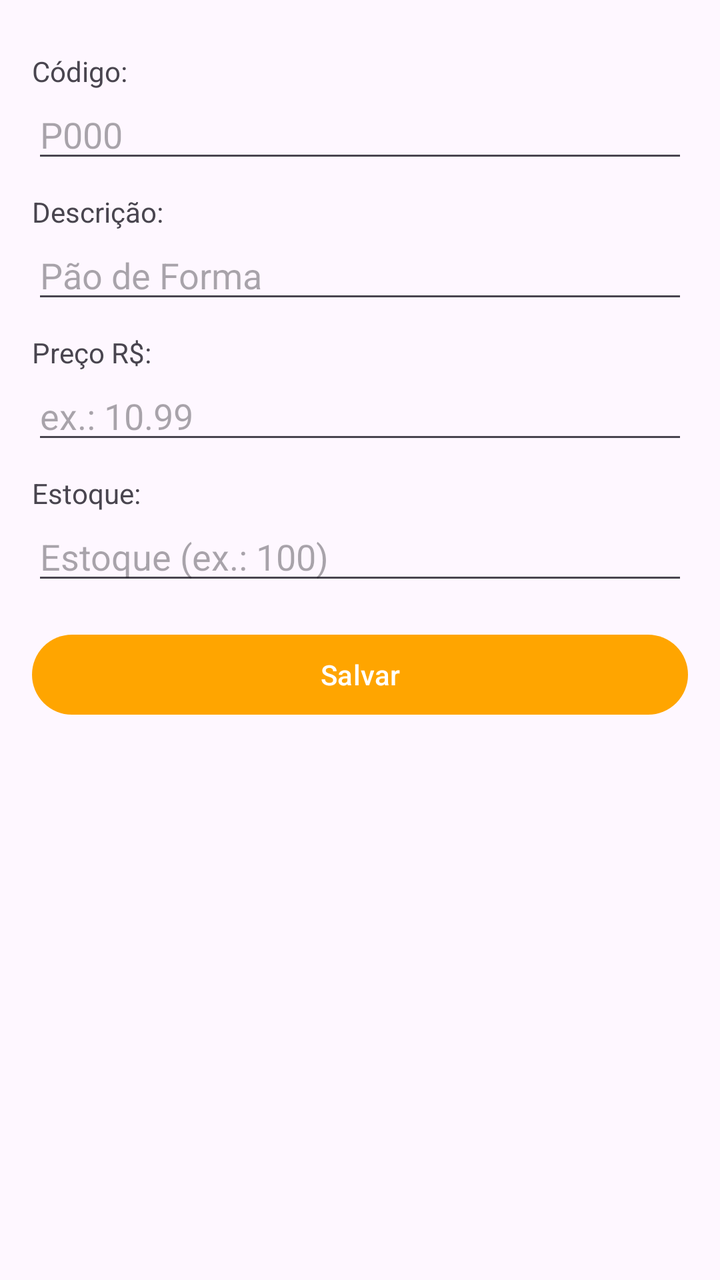
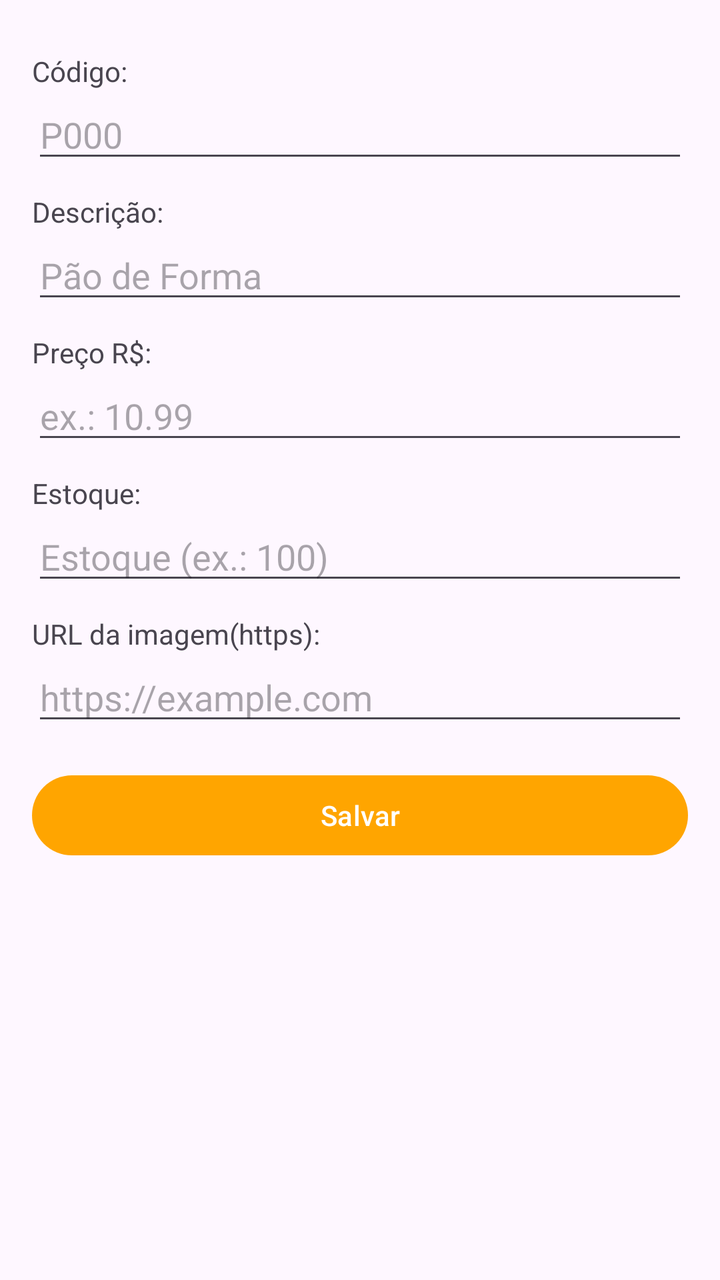

The first picture is an Android layout as it rendered before a commit; the second is the same layout after the commit. The layout source and the unified diff follow.
<!-- AndroidManifest.xml: application theme Theme.Pdv -->
<!-- res/layout/fragment_mercadoria_form.xml -->
<?xml version="1.0" encoding="utf-8"?>
<LinearLayout xmlns:android="http://schemas.android.com/apk/res/android"
    android:layout_width="match_parent"
    android:layout_height="match_parent"
    android:orientation="vertical"
    android:padding="16dp">

    <TextView
        android:layout_width="match_parent"
        android:layout_height="wrap_content"
        android:layout_marginTop="10dp"
        android:text="Código:" />

    <EditText
        android:id="@+id/codigo"
        android:layout_width="match_parent"
        android:layout_height="wrap_content"
        android:hint="P000"
        android:inputType="textCapCharacters" />

    <TextView
        android:layout_width="match_parent"
        android:layout_height="wrap_content"
        android:layout_marginTop="10dp"
        android:text="Descrição:" />

    <EditText
        android:id="@+id/descricao"
        android:layout_width="match_parent"
        android:layout_height="wrap_content"
        android:hint="Pão de Forma"
        android:inputType="text" />

    <TextView
        android:layout_width="match_parent"
        android:layout_height="wrap_content"
        android:layout_marginTop="10dp"
        android:text="Preço R$:" />

    <EditText
        android:id="@+id/preco"
        android:layout_width="match_parent"
        android:layout_height="wrap_content"
        android:hint="ex.: 10.99"
        android:inputType="numberDecimal" />

    <TextView
        android:layout_width="match_parent"
        android:layout_height="wrap_content"
        android:layout_marginTop="10dp"
        android:text="Estoque:" />

    <EditText
        android:id="@+id/estoque"
        android:layout_width="match_parent"
        android:layout_height="wrap_content"
        android:hint="Estoque (ex.: 100)"
        android:inputType="number" />

    <Button
        android:id="@+id/salvar"
        android:layout_width="match_parent"
        android:layout_height="wrap_content"
        android:layout_marginTop="16dp"
        android:text="Salvar" />

    <Button
        android:id="@+id/ativar"
        android:layout_width="match_parent"
        android:layout_height="wrap_content"
        android:layout_marginTop="8dp"
        android:text="Desativar"
        android:visibility="gone" />

</LinearLayout>
<!-- resources referenced by this layout -->
<resources>
  <style name="Theme.Pdv" parent="Base.Theme.Pdv" />
  <style name="Base.Theme.Pdv" parent="Theme.Material3.DayNight">
          
          <item name="colorPrimary">@color/botao_fundo</item>
  
      </style>
  <color name="botao_fundo">#FFA500</color>
</resources>

<!-- the commit's change to res/layout/fragment_mercadoria_form.xml (unified diff, before → after) -->
@@ -57,6 +57,19 @@
         android:hint="Estoque (ex.: 100)"
         android:inputType="number" />
 
+    <TextView
+        android:layout_width="match_parent"
+        android:layout_height="wrap_content"
+        android:layout_marginTop="10dp"
+        android:text="URL da imagem(https):" />
+
+    <EditText
+        android:id="@+id/imagem_url"
+        android:layout_width="match_parent"
+        android:layout_height="wrap_content"
+        android:hint="https://example.com"
+        android:inputType="textUri" />
+
     <Button
         android:id="@+id/salvar"
         android:layout_width="match_parent"
